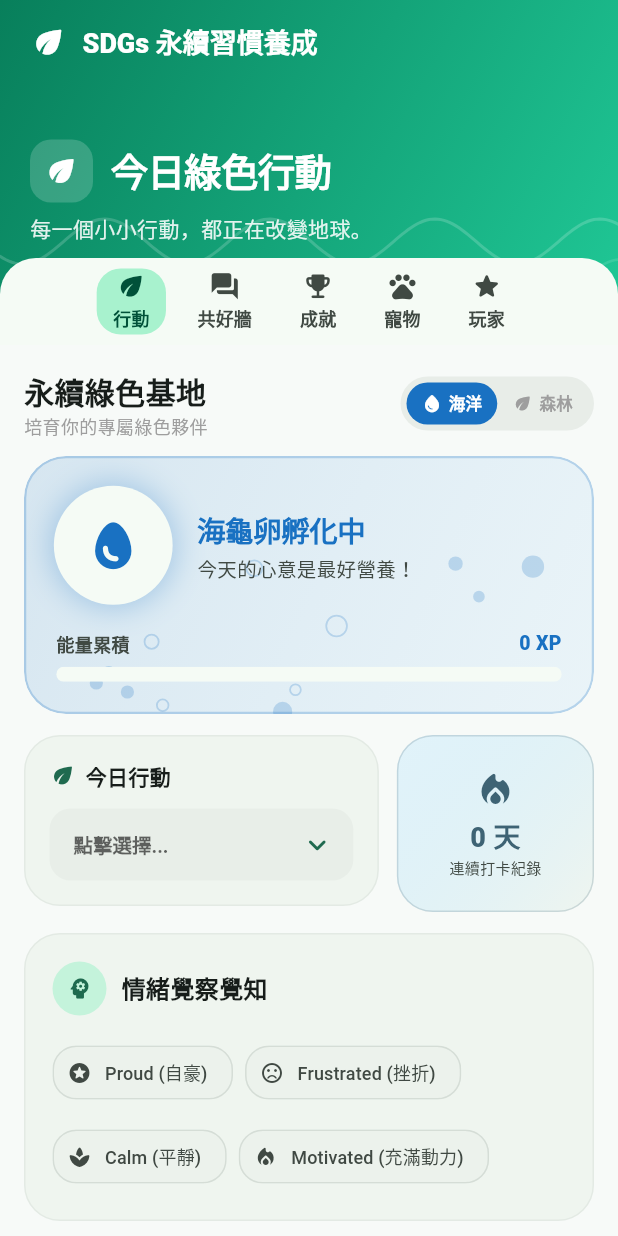
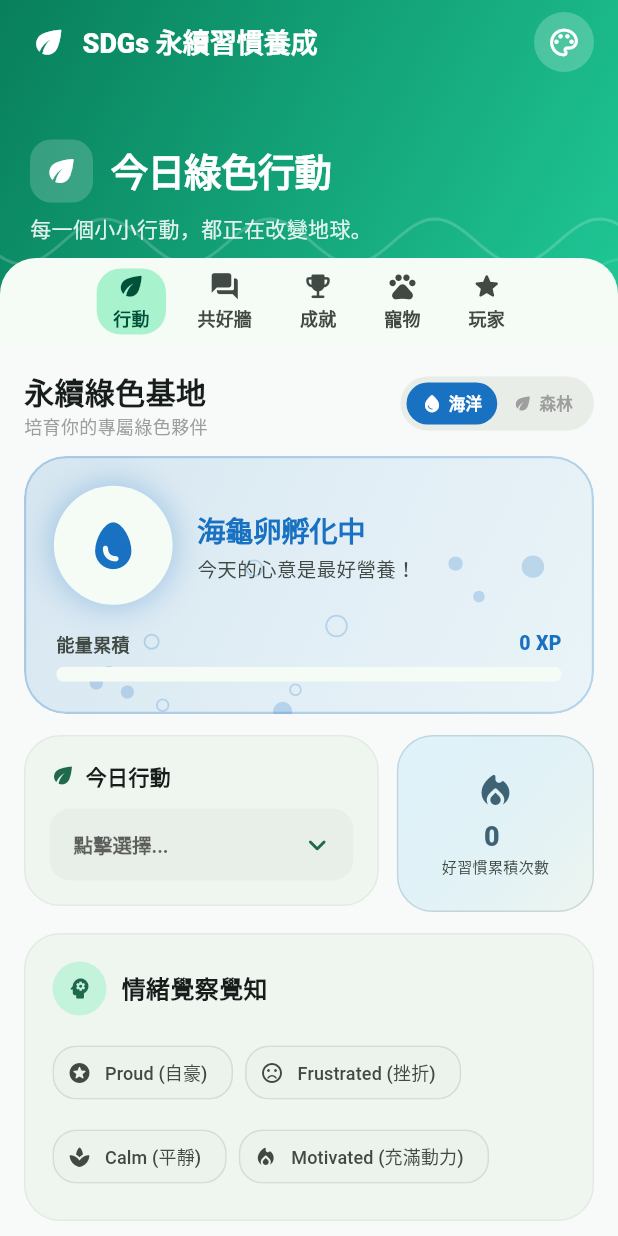
Before and after one commit to Lemon3314/Green-Habit-Application, a Flutter app: the screen it shows after launch, on a phone screen of 412 x 824 dp. Run offline on Flutter 3.47's test engine with Material 3 defaults, Android fonts, the phone set to English and light mode, and no system bars; our stand-ins replace shared_preferences.

Commit message:
新增主題功能

```diff
--- a/lib/main.dart
+++ b/lib/main.dart
@@ -1,52 +1,45 @@
 import 'package:flutter/material.dart';
+import 'package:shared_preferences/shared_preferences.dart';
 import 'pages/main_screen.dart';
+import 'theme/app_theme.dart';
 
-void main() {
+// 全域主題狀態控制器 (免套件)
+final ValueNotifier<AppThemeMode> currentThemeNotifier =
+    ValueNotifier<AppThemeMode>(AppThemeMode.light);
+
+void main() async {
+  WidgetsFlutterBinding.ensureInitialized();
+
+  // 讀取持久化儲存的主題
+  final prefs = await SharedPreferences.getInstance();
+  final savedThemeIndex = prefs.getInt('app_theme_mode_v1') ?? 0;
+  if (savedThemeIndex < AppThemeMode.values.length) {
+    currentThemeNotifier.value = AppThemeMode.values[savedThemeIndex];
+  }
+
   runApp(const OctalysisGreenApp());
 }
 
 class OctalysisGreenApp extends StatelessWidget {
   const OctalysisGreenApp({super.key});
 
+  static Future<void> changeTheme(AppThemeMode mode) async {
+    currentThemeNotifier.value = mode;
+    final prefs = await SharedPreferences.getInstance();
+    await prefs.setInt('app_theme_mode_v1', mode.index);
+  }
+
   @override
   Widget build(BuildContext context) {
-    return MaterialApp(
-  debugShowCheckedModeBanner: false,
-  theme: ThemeData(
-    useMaterial3: true,
-
-    colorScheme: ColorScheme.fromSeed(
-      seedColor: const Color(0xFF087F5B),
-      brightness: Brightness.light,
-    ),
-
-    scaffoldBackgroundColor:
-        const Color(0xFFF7FAF8),
-
-    cardTheme: const CardThemeData(
-      elevation: 0,
-      margin: EdgeInsets.zero,
-    ),
-
-    inputDecorationTheme: InputDecorationTheme(
-      filled: true,
-      border: OutlineInputBorder(
-        borderRadius: BorderRadius.all(
-          Radius.circular(16),
-        ),
-        borderSide: BorderSide.none,
-      ),
-    ),
-
-    snackBarTheme: SnackBarThemeData(
-      behavior: SnackBarBehavior.floating,
-      shape: RoundedRectangleBorder(
-        borderRadius: BorderRadius.circular(16),
-      ),
-    ),
-  ),
-
-  home: const MainScreen(),
-);
+    return ValueListenableBuilder<AppThemeMode>(
+      valueListenable: currentThemeNotifier,
+      builder: (context, themeMode, child) {
+        return MaterialApp(
+          debugShowCheckedModeBanner: false,
+          theme: AppTheme.getThemeData(themeMode),
+          home: const MainScreen(),
+        );
+      },
+    );
   }
 }
--- a/lib/pages/action_page.dart
+++ b/lib/pages/action_page.dart
@@ -220,7 +220,7 @@ class _ActionPageState extends State<ActionPage> {
                         Icon(Icons.local_fire_department_rounded, color: colorScheme.tertiary, size: 28),
                         const SizedBox(height: 4),
                         Text(
-                          '${widget.logs.length} 天',
+                          '${widget.logs.length} ',
                           style: TextStyle(
                             fontSize: 18,
                             fontWeight: FontWeight.w900,
@@ -228,7 +228,7 @@ class _ActionPageState extends State<ActionPage> {
                           ),
                         ),
                         Text(
-                          '連續打卡紀錄',
+                          '好習慣累積次數',
                           style: TextStyle(fontSize: 10, color: colorScheme.onSurfaceVariant),
                         ),
                       ],
--- a/lib/pages/main_screen.dart
+++ b/lib/pages/main_screen.dart
@@ -4,8 +4,10 @@ import 'dart:math';
 import 'package:flutter/material.dart';
 import 'package:shared_preferences/shared_preferences.dart';
 
+import '../main.dart';
 import '../models/green_action.dart';
-
+import '../theme/app_theme.dart';
+import '../widgets/theme_selector_dialog.dart';
 import '../widgets/wave_header.dart';
 
 import 'action_page.dart';
@@ -51,41 +53,31 @@ class _MainScreenState extends State<MainScreen>
 
   int _currentTab = 0;
 
-  final List<_HeaderData> _headers = const [
-    _HeaderData(
+  final List<_HeaderInfo> _headerInfos = const [
+    _HeaderInfo(
       icon: Icons.eco_rounded,
       title: '今日綠色行動',
       subtitle: '每一個小小行動，都正在改變地球。',
-      color: Color(0xFF087F5B),
-      secondaryColor: Color(0xFF20C997),
     ),
-    _HeaderData(
+    _HeaderInfo(
       icon: Icons.water_drop_rounded,
       title: '班級共好任務',
       subtitle: '一起累積綠色能量，完成班級史詩任務。',
-      color: Color(0xFF1971C2),
-      secondaryColor: Color(0xFF339AF0),
     ),
-    _HeaderData(
+    _HeaderInfo(
       icon: Icons.emoji_events_rounded,
       title: '成就收藏',
       subtitle: '解鎖你的每一個綠色里程碑。',
-      color: Color(0xFFE67700),
-      secondaryColor: Color(0xFFFFC107),
     ),
-    _HeaderData(
+    _HeaderInfo(
       icon: Icons.pets_rounded,
       title: '我的綠色夥伴',
       subtitle: '你的每一次行動，都讓牠逐漸成長。',
-      color: Color(0xFF2B8A3E),
-      secondaryColor: Color(0xFF69DB7C),
     ),
-    _HeaderData(
+    _HeaderInfo(
       icon: Icons.star_rounded,
       title: '玩家成長',
       subtitle: '累積 XP，提升你的永續等級。',
-      color: Color(0xFF7048E8),
-      secondaryColor: Color(0xFF9775FA),
     ),
   ];
 
@@ -99,7 +91,6 @@ class _MainScreenState extends State<MainScreen>
     );
 
     _tabController.addListener(_handleTabChanged);
-
     _loadLogs();
   }
 
@@ -123,9 +114,7 @@ class _MainScreenState extends State<MainScreen>
     final prefs = await SharedPreferences.getInstance();
     final String? logsString = prefs.getString('green_logs_v1');
 
-    if (logsString == null) {
-      return;
-    }
+    if (logsString == null) return;
 
     final List<dynamic> decodedList = jsonDecode(logsString);
 
@@ -133,31 +122,21 @@ class _MainScreenState extends State<MainScreen>
 
     setState(() {
       _logs.addAll(
-        decodedList
-            .map((e) => GreenAction.fromJson(e))
-            .toList(),
+        decodedList.map((e) => GreenAction.fromJson(e)).toList(),
       );
     });
   }
 
   Future<void> _saveLogs() async {
     final prefs = await SharedPreferences.getInstance();
-
     final String encodedList = jsonEncode(
       _logs.map((e) => e.toJson()).toList(),
     );
-
-    await prefs.setString(
-      'green_logs_v1',
-      encodedList,
-    );
+    await prefs.setString('green_logs_v1', encodedList);
   }
 
   int get totalPoints {
-    return _logs.fold(
-      0,
-      (sum, log) => sum + log.earnedPoints,
-    );
+    return _logs.fold(0, (sum, log) => sum + log.earnedPoints);
   }
 
   void _submitAction() {
@@ -170,12 +149,9 @@ class _MainScreenState extends State<MainScreen>
           shape: RoundedRectangleBorder(
             borderRadius: BorderRadius.circular(16),
           ),
-          content: const Text(
-            '⚠️ 請完成行動選擇、情緒覺察與反思筆記！',
-          ),
+          content: const Text('⚠️ 請完成行動選擇、情緒覺察與反思筆記！'),
         ),
       );
-
       return;
     }
 
@@ -217,9 +193,7 @@ class _MainScreenState extends State<MainScreen>
         shape: RoundedRectangleBorder(
           borderRadius: BorderRadius.circular(16),
         ),
-        content: Text(
-          '🌱 紀錄成功！獲得 $points XP',
-        ),
+        content: Text('🌱 紀錄成功！獲得 $points XP'),
       ),
     );
 
@@ -235,8 +209,7 @@ class _MainScreenState extends State<MainScreen>
       '你的反思讓這次行動變得更有意義，繼續保持覺察喔！',
     ];
 
-    final randomFact =
-        facts[Random().nextInt(facts.length)];
+    final randomFact = facts[Random().nextInt(facts.length)];
 
     showDialog(
       context: context,
@@ -245,14 +218,10 @@ class _MainScreenState extends State<MainScreen>
           shape: RoundedRectangleBorder(
             borderRadius: BorderRadius.circular(28),
           ),
-          title: Text(
-            '解鎖綠色成就 🎁 +$earnedPoints XP',
-          ),
+          title: Text('解鎖綠色成就 🎁 +$earnedPoints XP'),
           content: Text(
             randomFact,
-            style: const TextStyle(
-              height: 1.6,
-            ),
+            style: const TextStyle(height: 1.6),
           ),
           actions: [
             FilledButton(
@@ -265,9 +234,27 @@ class _MainScreenState extends State<MainScreen>
     );
   }
 
+  void _showThemeDialog() {
+    showDialog(
+      context: context,
+      builder: (context) {
+        return ThemeSelectorDialog(
+          currentMode: currentThemeNotifier.value,
+          onThemeSelected: (newMode) {
+            OctalysisGreenApp.changeTheme(newMode);
+          },
+        );
+      },
+    );
+  }
+
   @override
   Widget build(BuildContext context) {
-    final header = _headers[_currentTab];
+    final currentThemeMode = currentThemeNotifier.value;
+    final headerInfo = _headerInfos[_currentTab];
+
+    // 動態取得當前主題對應當前分頁的雙色漸層集
+    final colorSet = AppTheme.getHeaderColors(currentThemeMode, _currentTab);
 
     return Scaffold(
       body: NestedScrollView(
@@ -280,7 +267,7 @@ class _MainScreenState extends State<MainScreen>
               pinned: true,
               floating: false,
               elevation: 0,
-              backgroundColor: header.color,
+              backgroundColor: colorSet.primary,
               surfaceTintColor: Colors.transparent,
               automaticallyImplyLeading: false,
               titleSpacing: 20,
@@ -307,14 +294,14 @@ class _MainScreenState extends State<MainScreen>
                   key: ValueKey(_currentTab),
                   children: [
                     Icon(
-                      header.icon,
+                      headerInfo.icon,
                       color: Colors.white,
                       size: 25,
                     ),
                     const SizedBox(width: 10),
-                    Text(
+                    const Text(
                       'SDGs 永續習慣養成',
-                      style: const TextStyle(
+                      style: TextStyle(
                         color: Colors.white,
                         fontWeight: FontWeight.w800,
                         fontSize: 18,
@@ -323,9 +310,23 @@ class _MainScreenState extends State<MainScreen>
                   ],
                 ),
               ),
+              actions: [
+                Padding(
+                  padding: const EdgeInsets.only(right: 12),
+                  child: IconButton.filledTonal(
+                    onPressed: _showThemeDialog,
+                    style: IconButton.styleFrom(
+                      backgroundColor: Colors.white.withValues(alpha: 0.22),
+                      foregroundColor: Colors.white,
+                    ),
+                    icon: const Icon(Icons.palette_outlined, size: 22),
+                    tooltip: '切換主題',
+                  ),
+                ),
+              ],
               flexibleSpace: FlexibleSpaceBar(
                 collapseMode: CollapseMode.parallax,
-                background: _buildHeader(header),
+                background: _buildHeader(headerInfo, colorSet),
               ),
               bottom: PreferredSize(
                 preferredSize: const Size.fromHeight(58),
@@ -347,26 +348,10 @@ class _MainScreenState extends State<MainScreen>
               isRestart: _isRestart,
               isAnonymous: _isAnonymous,
               reflectionController: _reflectionController,
-              onActionChanged: (value) {
-                setState(() {
-                  _selectedAction = value;
-                });
-              },
-              onEmotionChanged: (value) {
-                setState(() {
-                  _selectedEmotion = value;
-                });
-              },
-              onRestartChanged: (value) {
-                setState(() {
-                  _isRestart = value;
-                });
-              },
-              onAnonymousChanged: (value) {
-                setState(() {
-                  _isAnonymous = value;
-                });
-              },
+              onActionChanged: (value) => setState(() => _selectedAction = value),
+              onEmotionChanged: (value) => setState(() => _selectedEmotion = value),
+              onRestartChanged: (value) => setState(() => _isRestart = value),
+              onAnonymousChanged: (value) => setState(() => _isAnonymous = value),
               onSubmit: _submitAction,
             ),
             CommunityPage(logs: _logs),
@@ -379,35 +364,34 @@ class _MainScreenState extends State<MainScreen>
     );
   }
 
-  Widget _buildHeader(_HeaderData header) {
+  Widget _buildHeader(_HeaderInfo headerInfo, HeaderColorSet colorSet) {
     return Stack(
       fit: StackFit.expand,
       children: [
-        DecoratedBox(
+        // 平滑漸變背景容器
+        AnimatedContainer(
+          duration: const Duration(milliseconds: 400),
+          curve: Curves.easeInOut,
           decoration: BoxDecoration(
             gradient: LinearGradient(
               begin: Alignment.topLeft,
               end: Alignment.bottomRight,
               colors: [
-                header.color,
-                header.secondaryColor,
+                colorSet.primary,
+                colorSet.secondary,
               ],
             ),
           ),
         ),
 
+        // 動態波浪圖層 (未來若要加入客製化 waveColor 可在此處帶入)
         const Positioned.fill(
           child: WaveHeader(),
         ),
 
         SafeArea(
           child: Padding(
-            padding: const EdgeInsets.fromLTRB(
-              20,
-              72,
-              20,
-              20,
-            ),
+            padding: const EdgeInsets.fromLTRB(20, 72, 20, 20),
             child: Align(
               alignment: Alignment.bottomLeft,
               child: AnimatedSwitcher(
@@ -426,7 +410,7 @@ class _MainScreenState extends State<MainScreen>
                     ),
                   );
                 },
-                child: _buildHeaderContent(header),
+                child: _buildHeaderContent(headerInfo),
               ),
             ),
           ),
@@ -435,9 +419,9 @@ class _MainScreenState extends State<MainScreen>
     );
   }
 
-  Widget _buildHeaderContent(_HeaderData header) {
+  Widget _buildHeaderContent(_HeaderInfo headerInfo) {
     return Column(
-      key: ValueKey(header.title),
+      key: ValueKey(headerInfo.title),
       mainAxisSize: MainAxisSize.min,
       crossAxisAlignment: CrossAxisAlignment.start,
       children: [
@@ -451,14 +435,14 @@ class _MainScreenState extends State<MainScreen>
                 borderRadius: BorderRadius.circular(14),
               ),
               child: Icon(
-                header.icon,
+                headerInfo.icon,
                 color: Colors.white,
                 size: 24,
               ),
             ),
             const SizedBox(width: 12),
             Text(
-              header.title,
+              headerInfo.title,
               style: const TextStyle(
                 color: Colors.white,
                 fontSize: 25,
@@ -470,7 +454,7 @@ class _MainScreenState extends State<MainScreen>
         ),
         const SizedBox(height: 8),
         Text(
-          header.subtitle,
+          headerInfo.subtitle,
           style: TextStyle(
             color: Colors.white.withValues(alpha: 0.88),
             fontSize: 14,
@@ -485,10 +469,7 @@ class _MainScreenState extends State<MainScreen>
 
   Widget _buildHeaderXP() {
     return Container(
-      padding: const EdgeInsets.symmetric(
-        horizontal: 12,
-        vertical: 7,
-      ),
+      padding: const EdgeInsets.symmetric(horizontal: 12, vertical: 7),
       decoration: BoxDecoration(
         color: Colors.white.withValues(alpha: 0.16),
         borderRadius: BorderRadius.circular(30),
@@ -532,65 +513,37 @@ class _MainScreenState extends State<MainScreen>
         tabAlignment: TabAlignment.center,
         dividerColor: Colors.transparent,
         indicatorSize: TabBarIndicatorSize.tab,
-        indicatorPadding: const EdgeInsets.symmetric(
-          horizontal: 5,
-          vertical: 7,
-        ),
+        indicatorPadding: const EdgeInsets.symmetric(horizontal: 5, vertical: 7),
         indicator: BoxDecoration(
-          color: Theme.of(context)
-              .colorScheme
-              .primaryContainer,
+          color: Theme.of(context).colorScheme.primaryContainer,
           borderRadius: BorderRadius.circular(16),
         ),
-        labelColor: Theme.of(context)
-            .colorScheme
-            .onPrimaryContainer,
-        unselectedLabelColor: Theme.of(context)
-            .colorScheme
-            .onSurfaceVariant,
+        labelColor: Theme.of(context).colorScheme.onPrimaryContainer,
+        unselectedLabelColor: Theme.of(context).colorScheme.onSurfaceVariant,
         labelStyle: const TextStyle(
           fontWeight: FontWeight.bold,
           fontSize: 12,
         ),
         tabs: const [
-          Tab(
-            icon: Icon(Icons.eco_rounded, size: 21),
-            text: '行動',
-          ),
-          Tab(
-            icon: Icon(Icons.forum_rounded, size: 21),
-            text: '共好牆',
-          ),
-          Tab(
-            icon: Icon(Icons.emoji_events_rounded, size: 21),
-            text: '成就',
-          ),
-          Tab(
-            icon: Icon(Icons.pets_rounded, size: 21),
-            text: '寵物',
-          ),
-          Tab(
-            icon: Icon(Icons.star_rounded, size: 21),
-            text: '玩家',
-          ),
+          Tab(icon: Icon(Icons.eco_rounded, size: 21), text: '行動'),
+          Tab(icon: Icon(Icons.forum_rounded, size: 21), text: '共好牆'),
+          Tab(icon: Icon(Icons.emoji_events_rounded, size: 21), text: '成就'),
+          Tab(icon: Icon(Icons.pets_rounded, size: 21), text: '寵物'),
+          Tab(icon: Icon(Icons.star_rounded, size: 21), text: '玩家'),
         ],
       ),
     );
   }
 }
 
-class _HeaderData {
+class _HeaderInfo {
   final IconData icon;
   final String title;
   final String subtitle;
-  final Color color;
-  final Color secondaryColor;
 
-  const _HeaderData({
+  const _HeaderInfo({
     required this.icon,
     required this.title,
     required this.subtitle,
-    required this.color,
-    required this.secondaryColor,
   });
 }
--- /dev/null
+++ b/lib/theme/app_theme.dart
@@ -0,0 +1,157 @@
+import 'package:flutter/material.dart';
+
+enum AppThemeMode { light, dark, blue, pink }
+
+/// 頂部 SliverAppBar 漸層配色結構
+class HeaderColorSet {
+  final Color primary;
+  final Color secondary;
+
+  const HeaderColorSet({
+    required this.primary,
+    required this.secondary,
+  });
+}
+
+class AppTheme {
+  static String getThemeName(AppThemeMode mode) {
+    switch (mode) {
+      case AppThemeMode.light:
+        return '經典白';
+      case AppThemeMode.dark:
+        return '深邃黑';
+      case AppThemeMode.blue:
+        return '湛海洋';
+      case AppThemeMode.pink:
+        return '浪漫粉';
+    }
+  }
+
+  static Color getThemePrimaryColor(AppThemeMode mode) {
+    switch (mode) {
+      case AppThemeMode.light:
+        return const Color(0xFF087F5B);
+      case AppThemeMode.dark:
+        return const Color(0xFF20C997);
+      case AppThemeMode.blue:
+        return const Color(0xFF1971C2);
+      case AppThemeMode.pink:
+        return const Color(0xFFD6336C);
+    }
+  }
+
+  /// 根據「主題」與「分頁索引 (0~4)」取得對應的 Header 漸層色彩
+  static HeaderColorSet getHeaderColors(AppThemeMode mode, int tabIndex) {
+    switch (mode) {
+      case AppThemeMode.light:
+        return _lightHeaderColors[tabIndex % 5];
+      case AppThemeMode.pink:
+        return _pinkHeaderColors[tabIndex % 5];
+      case AppThemeMode.blue:
+        return _blueHeaderColors[tabIndex % 5];
+      case AppThemeMode.dark:
+        return _darkHeaderColors[tabIndex % 5];
+    }
+  }
+
+  // ⚪ 經典白配色 (生機綠 / 湛藍 / 活力橘 / 森林綠 / 紫羅蘭)
+  static const List<HeaderColorSet> _lightHeaderColors = [
+    HeaderColorSet(primary: Color(0xFF087F5B), secondary: Color(0xFF20C997)),
+    HeaderColorSet(primary: Color(0xFF1971C2), secondary: Color(0xFF339AF0)),
+    HeaderColorSet(primary: Color(0xFFE67700), secondary: Color(0xFFFFC107)),
+    HeaderColorSet(primary: Color(0xFF2B8A3E), secondary: Color(0xFF69DB7C)),
+    HeaderColorSet(primary: Color(0xFF7048E8), secondary: Color(0xFF9775FA)),
+  ];
+
+  // 🌑 深邃黑配色 (高對比霓虹黑夜漸層)
+  static const List<HeaderColorSet> _darkHeaderColors = [
+    HeaderColorSet(primary: Color(0xFF0CA678), secondary: Color(0xFF12B886)),
+    HeaderColorSet(primary: Color(0xFF1C7ED6), secondary: Color(0xFF339AF0)),
+    HeaderColorSet(primary: Color(0xFFF59F00), secondary: Color(0xFFFCC419)),
+    HeaderColorSet(primary: Color(0xFF37B24D), secondary: Color(0xFF51CF66)),
+    HeaderColorSet(primary: Color(0xFF7048E8), secondary: Color(0xFF845EF7)),
+  ];
+
+  // 🌸 浪漫粉配色 (櫻花粉 / 薰衣草紫 / 珊瑚金粉 / 莓果粉 / 優雅紫)
+  static const List<HeaderColorSet> _pinkHeaderColors = [
+    HeaderColorSet(primary: Color(0xFFE64980), secondary: Color(0xFFFF8787)),
+    HeaderColorSet(primary: Color(0xFF9C36B5), secondary: Color(0xFFDA77F2)),
+    HeaderColorSet(primary: Color(0xFFD6336C), secondary: Color(0xFFFCC2D7)),
+    HeaderColorSet(primary: Color(0xFFAE3EC9), secondary: Color(0xFFF783AC)),
+    HeaderColorSet(primary: Color(0xFF7048E8), secondary: Color(0xFFB197FC)),
+  ];
+
+  // 🟦 湛海洋配色 (湛藍 / 青碧藍 / 冰綠藍 / 深海藍 / 靛藍)
+  static const List<HeaderColorSet> _blueHeaderColors = [
+    HeaderColorSet(primary: Color(0xFF1971C2), secondary: Color(0xFF4DABF7)),
+    HeaderColorSet(primary: Color(0xFF0C8599), secondary: Color(0xFF3BC9DB)),
+    HeaderColorSet(primary: Color(0xFF1098AD), secondary: Color(0xFF66D9E8)),
+    HeaderColorSet(primary: Color(0xFF0B7285), secondary: Color(0xFF15AABF)),
+    HeaderColorSet(primary: Color(0xFF3B5BDB), secondary: Color(0xFF748FFC)),
+  ];
+
+
+  static ThemeData getThemeData(AppThemeMode mode) {
+    switch (mode) {
+      case AppThemeMode.light:
+        return _buildTheme(
+          brightness: Brightness.light,
+          seedColor: const Color(0xFF087F5B),
+          scaffoldBg: const Color(0xFFF7FAF8),
+        );
+      case AppThemeMode.dark:
+        return _buildTheme(
+          brightness: Brightness.dark,
+          seedColor: const Color(0xFF20C997),
+          scaffoldBg: const Color(0xFF121212),
+        );
+      case AppThemeMode.blue:
+        return _buildTheme(
+          brightness: Brightness.light,
+          seedColor: const Color(0xFF1971C2),
+          scaffoldBg: const Color(0xFFF0F4F8),
+        );
+      case AppThemeMode.pink:
+        return _buildTheme(
+          brightness: Brightness.light,
+          seedColor: const Color(0xFFD6336C),
+          scaffoldBg: const Color(0xFFFFF0F5),
+        );
+    }
+  }
+
+  static ThemeData _buildTheme({
+    required Brightness brightness,
+    required Color seedColor,
+    required Color scaffoldBg,
+  }) {
+    final colorScheme = ColorScheme.fromSeed(
+      seedColor: seedColor,
+      brightness: brightness,
+    );
+
+    return ThemeData(
+      useMaterial3: true,
+      brightness: brightness,
+      colorScheme: colorScheme,
+      scaffoldBackgroundColor: scaffoldBg,
+      cardTheme: const CardThemeData(
+        elevation: 0,
+        margin: EdgeInsets.zero,
+      ),
+      inputDecorationTheme: const InputDecorationTheme(
+        filled: true,
+        border: OutlineInputBorder(
+          borderRadius: BorderRadius.all(Radius.circular(16)),
+          borderSide: BorderSide.none,
+        ),
+      ),
+      snackBarTheme: SnackBarThemeData(
+        behavior: SnackBarBehavior.floating,
+        shape: RoundedRectangleBorder(
+          borderRadius: BorderRadius.circular(16),
+        ),
+      ),
+    );
+  }
+}
```
Also changed, not shown: lib/widgets/theme_selector_dialog.dart (added, +109 -0 lines).
